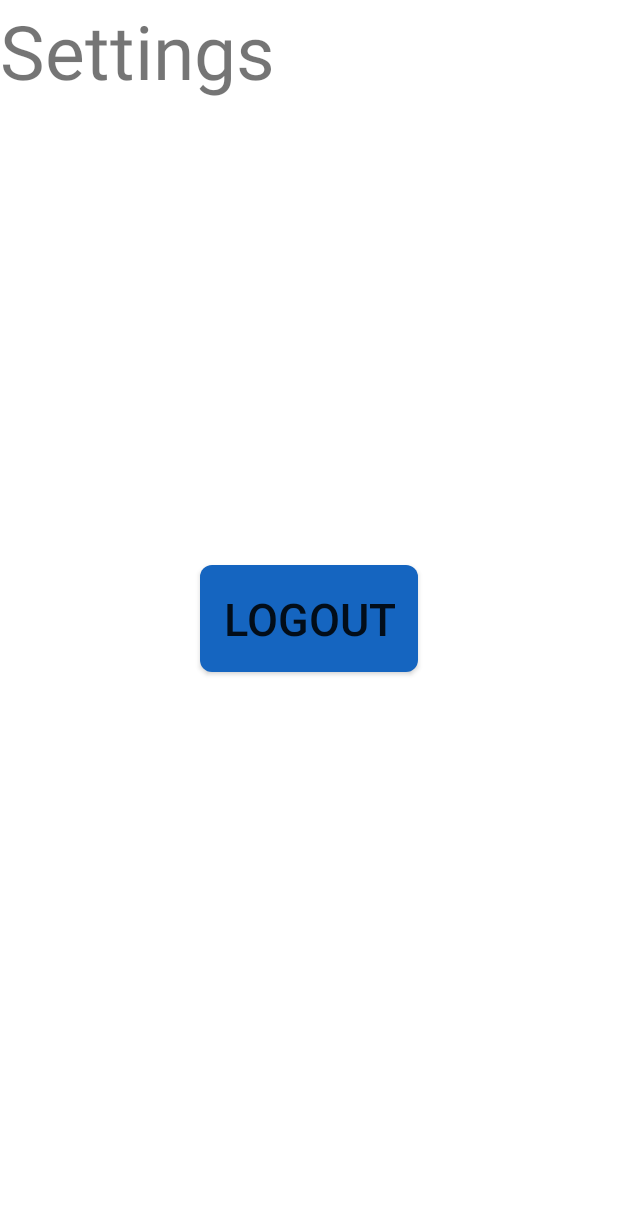
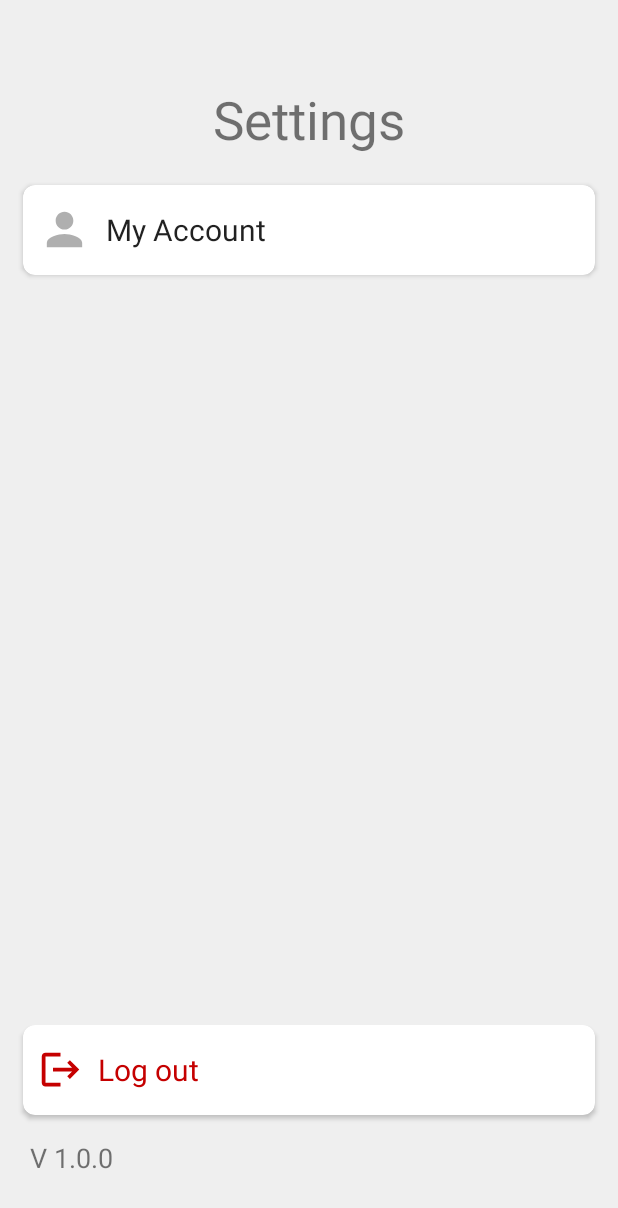
Before and after one commit to Eng-Light/Servizi, an Android app: the fragment SettingsFragment shown on its own in the app's theme, on a phone screen of 412 x 824 dp. Shown: the top 1208 px of the screen. Run offline under Robolectric (Android 15) with nearby library versions, the phone set to English and light mode, and no system bars; 1 statement that could not run was skipped.

Commit message:
Settings page

```diff
--- a/app/src/main/java/com/example/servizi/technician/model/login/data/UserPreferences.kt
+++ b/app/src/main/java/com/example/servizi/technician/model/login/data/UserPreferences.kt
@@ -35,7 +35,7 @@ object TokenSerializer : Serializer<LoginTokens> {
 private val Context.loginDataStore: DataStore<LoginTokens> by dataStore(
     fileName = "LOGIN_DATA_STORE",
     serializer = TokenSerializer,
-)//preferencesDataStore(name = "login_data_store")
+)
 
 class UserPreferences(
     context: Context
@@ -66,6 +66,14 @@ class UserPreferences(
         appContext.loginDataStore.updateData {
             it.toBuilder()
                 .setUserType(userType)
+                .build()
+        }
+    }
+
+    suspend fun saveUserId(userId: String?) {
+        appContext.loginDataStore.updateData {
+            it.toBuilder()
+                .setId(userId)
                 .build()
         }
     }
--- a/app/src/main/java/com/example/servizi/technician/ui/login/LoginFragment.kt
+++ b/app/src/main/java/com/example/servizi/technician/ui/login/LoginFragment.kt
@@ -87,8 +87,12 @@ class LoginFragment : Fragment() {
 
                     lifecycleScope.launch {
                         userPreferences.saveAccessToken(it.data.userToken)
-                        userPreferences.saveTokenExpire(expiration =  getExDate(it.data.userExpiresIn?.toIntOrNull())!!)
-                        Log.d("Login_UserType_ex2", getExDate(it.data.userExpiresIn?.toIntOrNull())!!)
+                        userPreferences.saveTokenExpire(expiration = getExDate(it.data.userExpiresIn?.toIntOrNull())!!)
+                        userPreferences.saveUserId(it.data.userId.toString())
+                        Log.d(
+                            "Login_UserType_ex2",
+                            getExDate(it.data.userExpiresIn?.toIntOrNull())!!
+                        )
                     }
                     Log.d("Login_UserType", "UnDefined")
 
--- a/app/src/main/java/com/example/servizi/technician/ui/login/LoginViewModel.kt
+++ b/app/src/main/java/com/example/servizi/technician/ui/login/LoginViewModel.kt
@@ -60,10 +60,9 @@ class LoginViewModel(private val loginRepository: LoginRepository) : ViewModel()
         return if (username.contains("@")) {
             Patterns.EMAIL_ADDRESS.matcher(username).matches()
         } else {
-            username.isNotBlank()
+            (username.isNotBlank() && username.length == 11)
         }
     }
-
 
     // A placeholder password validation check
     private fun isPasswordValid(password: String): Boolean {
--- a/app/src/main/java/com/example/servizi/user/ui/main/UserMainFragment.kt
+++ b/app/src/main/java/com/example/servizi/user/ui/main/UserMainFragment.kt
@@ -45,13 +45,13 @@ class UserMainFragment : Fragment() {
             .setTitle("Servizi")
             .setMessage("Confirm Exit Application ?")
             .setPositiveButton(
-                "Yes"
+                "Exit"
             ) { _, _ ->
                 activity?.moveTaskToBack(true)
                 activity?.finish()
             }
             .setNegativeButton(
-                "Cancel"
+                "Stay"
             ) { _, _ ->
                 Snackbar.make(requireView(), "Canceled", Snackbar.LENGTH_SHORT)
                     .show()
--- a/app/src/main/java/com/example/servizi/user/ui/settings/SettingsFragment.kt
+++ b/app/src/main/java/com/example/servizi/user/ui/settings/SettingsFragment.kt
@@ -4,10 +4,13 @@ import android.os.Bundle
 import android.view.LayoutInflater
 import android.view.View
 import android.view.ViewGroup
+import android.widget.Toast
 import com.example.servizi.application.BaseFragment
 import com.example.servizi.databinding.SettingsFragmentBinding
 import com.example.servizi.user.model.TechRepository
 import com.example.servizi.user.network.UserApiService
+import com.google.android.material.dialog.MaterialAlertDialogBuilder
+import com.google.android.material.snackbar.Snackbar
 import kotlinx.coroutines.flow.first
 import kotlinx.coroutines.runBlocking
 
@@ -29,7 +32,22 @@ class SettingsFragment :
     override fun onViewCreated(view: View, savedInstanceState: Bundle?) {
         super.onViewCreated(view, savedInstanceState)
 
-        binding.btnLogout.setOnClickListener { logout() }
+        binding.logoutCrdV.setOnClickListener { showAlertDialog() }
     }
 
+    private fun showAlertDialog() {
+        MaterialAlertDialogBuilder(requireContext())
+            .setTitle("Servizi")
+            .setMessage("Confirm logout ?")
+            .setPositiveButton(
+                "Logout"
+            ) { _, _ ->
+                logout()
+            }
+            .setNegativeButton(
+                "Stay"
+            ) { _, _ ->
+                Toast.makeText(requireContext(), "Nice Choice !", Toast.LENGTH_SHORT).show()
+            }.show()
+    }
 }
--- a/app/src/main/java/com/example/servizi/user/ui/signup/UserSignupFragment.kt
+++ b/app/src/main/java/com/example/servizi/user/ui/signup/UserSignupFragment.kt
@@ -20,7 +20,6 @@ import com.example.servizi.user.model.UserData
 import com.google.android.material.snackbar.Snackbar
 import java.util.regex.Pattern
 
-
 class UserSignupFragment : Fragment() {
     private lateinit var viewModel: UserSignUpViewModel
     private val signUpPagerViewModel: PagerViewModel by activityViewModels()
@@ -39,7 +38,6 @@ class UserSignupFragment : Fragment() {
 
         return binding.root
     }
-
 
     override fun onViewCreated(view: View, savedInstanceState: Bundle?) {
         super.onViewCreated(view, savedInstanceState)
@@ -211,7 +209,6 @@ class UserSignupFragment : Fragment() {
             binding.yourPhone.error = "Not Valid Phone"
             valid = false
         }
-
         if (!passwordValidation(user.password)) {
             binding.createYourPassword.error = "Not Valid Password"
             valid = false
@@ -240,7 +237,7 @@ class UserSignupFragment : Fragment() {
     }
 
     private fun phoneValidator(_phone: String): Boolean {
-        return if (_phone.isEmpty() || _phone.length < 11) {
+        return if (_phone.isEmpty() || _phone.length != 11) {
             false
         } else {
             Patterns.PHONE.matcher(_phone).matches()
--- /dev/null
+++ b/app/src/main/res/drawable/ic_baseline_account_24.xml
@@ -0,0 +1,10 @@
+<vector xmlns:android="http://schemas.android.com/apk/res/android"
+    android:width="24dp"
+    android:height="24dp"
+    android:viewportWidth="24"
+    android:viewportHeight="24"
+    android:tint="?attr/colorControlNormal">
+  <path
+      android:fillColor="#86000000"
+      android:pathData="M12,12c2.21,0 4,-1.79 4,-4s-1.79,-4 -4,-4 -4,1.79 -4,4 1.79,4 4,4zM12,14c-2.67,0 -8,1.34 -8,4v2h16v-2c0,-2.66 -5.33,-4 -8,-4z"/>
+</vector>
--- /dev/null
+++ b/app/src/main/res/drawable/ic_baseline_logout_24.xml
@@ -0,0 +1,5 @@
+<vector android:autoMirrored="true" android:height="24dp"
+    android:tint="#C50000" android:viewportHeight="24"
+    android:viewportWidth="24" android:width="24dp" xmlns:android="http://schemas.android.com/apk/res/android">
+    <path android:fillColor="@android:color/white" android:pathData="M17,7l-1.41,1.41L18.17,11H8v2h10.17l-2.58,2.58L17,17l5,-5zM4,5h8V3H4c-1.1,0 -2,0.9 -2,2v14c0,1.1 0.9,2 2,2h8v-2H4V5z"/>
+</vector>
--- a/app/src/main/res/layout/settings_fragment.xml
+++ b/app/src/main/res/layout/settings_fragment.xml
@@ -1,28 +1,116 @@
 <?xml version="1.0" encoding="utf-8"?>
 <androidx.constraintlayout.widget.ConstraintLayout xmlns:android="http://schemas.android.com/apk/res/android"
+    xmlns:app="http://schemas.android.com/apk/res-auto"
     xmlns:tools="http://schemas.android.com/tools"
     android:layout_width="match_parent"
     android:layout_height="match_parent"
-    xmlns:app="http://schemas.android.com/apk/res-auto"
+    android:background="@drawable/dark_background"
+    android:paddingTop="?attr/actionBarSize"
     tools:context=".user.ui.settings.SettingsFragment">
 
     <TextView
+        android:id="@+id/tv_settings"
         android:layout_width="match_parent"
-        android:layout_height="match_parent"
+        android:layout_height="wrap_content"
+        android:gravity="center_horizontal"
+        android:paddingBottom="10dp"
         android:text="@string/settings"
-        android:textSize="50sp"/>
-    <androidx.appcompat.widget.AppCompatButton
-        android:id="@+id/btn_logout"
-        android:layout_width="wrap_content"
-        android:layout_height="wrap_content"
-        android:layout_gravity="center"
-        android:background="@drawable/rounded_background"
-        android:padding="15dp"
-        android:text="@string/logout"
-        android:textSize="30sp"
-        app:layout_constraintBottom_toBottomOf="parent"
+        android:textSize="35sp"
+        app:layout_constraintTop_toTopOf="parent" />
+
+    <LinearLayout
+        android:layout_width="match_parent"
+        android:layout_height="0dp"
+        android:gravity="start"
+        android:orientation="vertical"
+        app:layout_constraintBottom_toTopOf="@id/logoutCrdV"
         app:layout_constraintEnd_toEndOf="parent"
         app:layout_constraintStart_toStartOf="parent"
-        app:layout_constraintTop_toTopOf="parent"/>
+        app:layout_constraintTop_toBottomOf="@id/tv_settings">
 
+        <androidx.cardview.widget.CardView
+            android:id="@+id/my_accountCrdV"
+            android:layout_width="match_parent"
+            android:layout_height="wrap_content"
+            android:layout_marginHorizontal="15dp"
+            android:layout_marginVertical="10dp"
+            android:background="@drawable/dark_background"
+            app:cardCornerRadius="8dp">
+
+            <LinearLayout
+                android:layout_width="match_parent"
+                android:layout_height="60dp"
+                android:layout_gravity="center_vertical"
+                android:orientation="horizontal">
+
+                <ImageView
+                    android:layout_width="35dp"
+                    android:layout_height="35dp"
+                    android:layout_gravity="center"
+                    android:layout_marginStart="10dp"
+                    android:scaleType="fitXY"
+                    android:src="@drawable/ic_baseline_account_24"
+                    tools:ignore="RtlSymmetry" />
+
+                <TextView
+                    style="@style/Theme.Servizi.TextView"
+                    android:layout_width="wrap_content"
+                    android:layout_height="wrap_content"
+                    android:layout_gravity="center_vertical"
+                    android:layout_marginStart="10dp"
+                    android:text="@string/my_account"
+                    android:textSize="20sp" />
+            </LinearLayout>
+        </androidx.cardview.widget.CardView>
+    </LinearLayout>
+
+    <androidx.cardview.widget.CardView
+        android:id="@+id/logoutCrdV"
+        android:layout_width="match_parent"
+        android:layout_height="wrap_content"
+        android:layout_marginHorizontal="15dp"
+        android:layout_marginBottom="16dp"
+        android:background="@drawable/dark_background"
+        app:cardCornerRadius="8dp"
+        app:layout_constraintBottom_toTopOf="@id/tv_version"
+        app:layout_constraintEnd_toEndOf="parent"
+        app:layout_constraintStart_toStartOf="parent">
+
+        <LinearLayout
+            android:layout_width="match_parent"
+            android:layout_height="60dp"
+            android:orientation="horizontal">
+
+            <ImageView
+                android:layout_width="30dp"
+                android:layout_height="30dp"
+                android:layout_gravity="center"
+                android:layout_marginStart="10dp"
+                android:scaleType="fitCenter"
+                android:src="@drawable/ic_baseline_logout_24"
+                tools:ignore="RtlSymmetry" />
+
+            <TextView
+                style="@style/Theme.Servizi.TextView"
+                android:layout_width="wrap_content"
+                android:layout_height="wrap_content"
+                android:layout_gravity="center_vertical"
+                android:layout_marginStart="10dp"
+                android:text="@string/log_out"
+                android:textColor="#C50000"
+                android:textSize="20sp" />
+        </LinearLayout>
+    </androidx.cardview.widget.CardView>
+
+    <TextView
+        android:id="@+id/tv_version"
+        android:layout_width="match_parent"
+        android:layout_height="wrap_content"
+        android:layout_marginBottom="40dp"
+        android:gravity="start"
+        android:paddingStart="20dp"
+        android:text="@string/version"
+        android:textSize="18sp"
+        app:layout_constraintBottom_toBottomOf="parent"
+        tools:ignore="RtlSymmetry" />
 </androidx.constraintlayout.widget.ConstraintLayout>
--- a/app/src/main/res/layout/user_main_fragment.xml
+++ b/app/src/main/res/layout/user_main_fragment.xml
@@ -22,7 +22,7 @@
         android:id="@+id/nav_host_fragment_main"
         android:name="androidx.navigation.fragment.NavHostFragment"
         android:layout_width="match_parent"
-        android:layout_height="match_parent"
+        android:layout_height="0dp"
         app:defaultNavHost="true"
         app:layout_constraintBottom_toTopOf="@id/nav_view"
         app:layout_constraintLeft_toLeftOf="parent"
--- a/app/src/main/res/values/strings.xml
+++ b/app/src/main/res/values/strings.xml
@@ -76,4 +76,7 @@
     <string name="location">Location</string>
     <string name="no_technicians_found">No Technicians Found</string>
     <string name="logout">Logout</string>
+    <string name="my_account">My Account</string>
+    <string name="log_out">Log out</string>
+    <string name="version">V 1.0.0</string>
 </resources>
```
Also changed, not shown: 1 other file.
